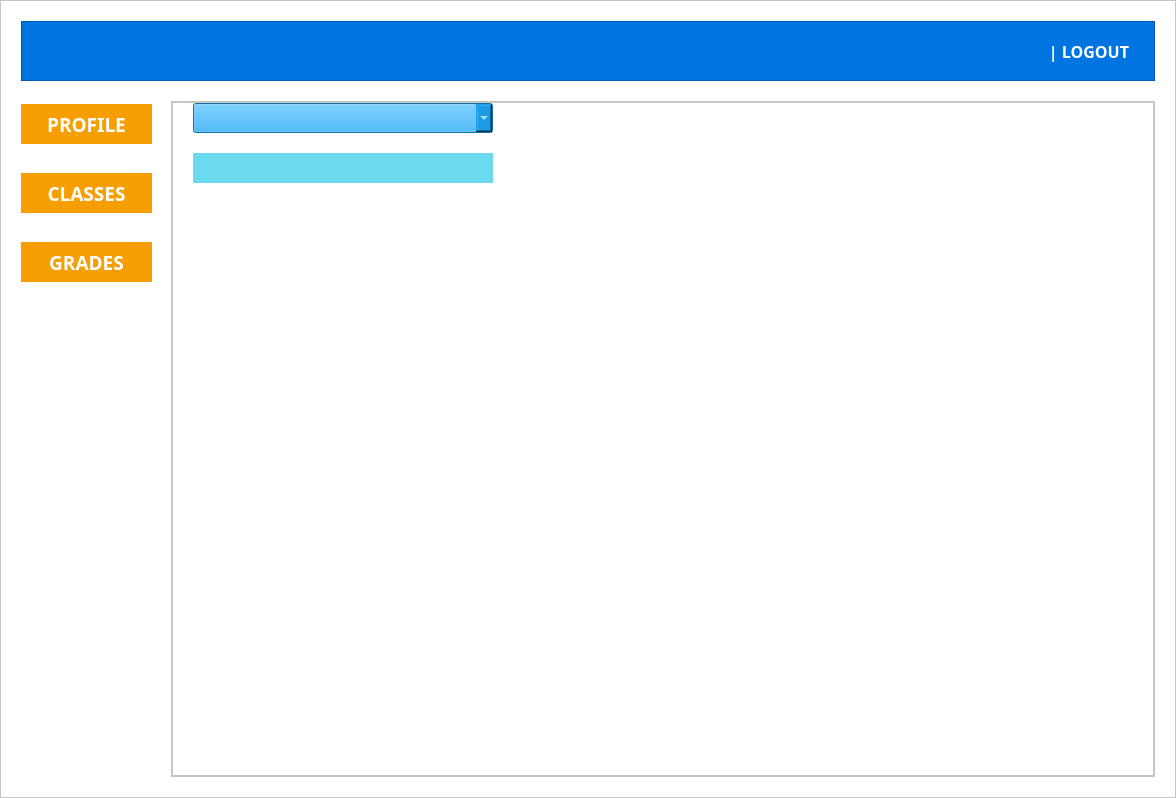
Qt form final_design.ui (kparker99/University) before a commit.
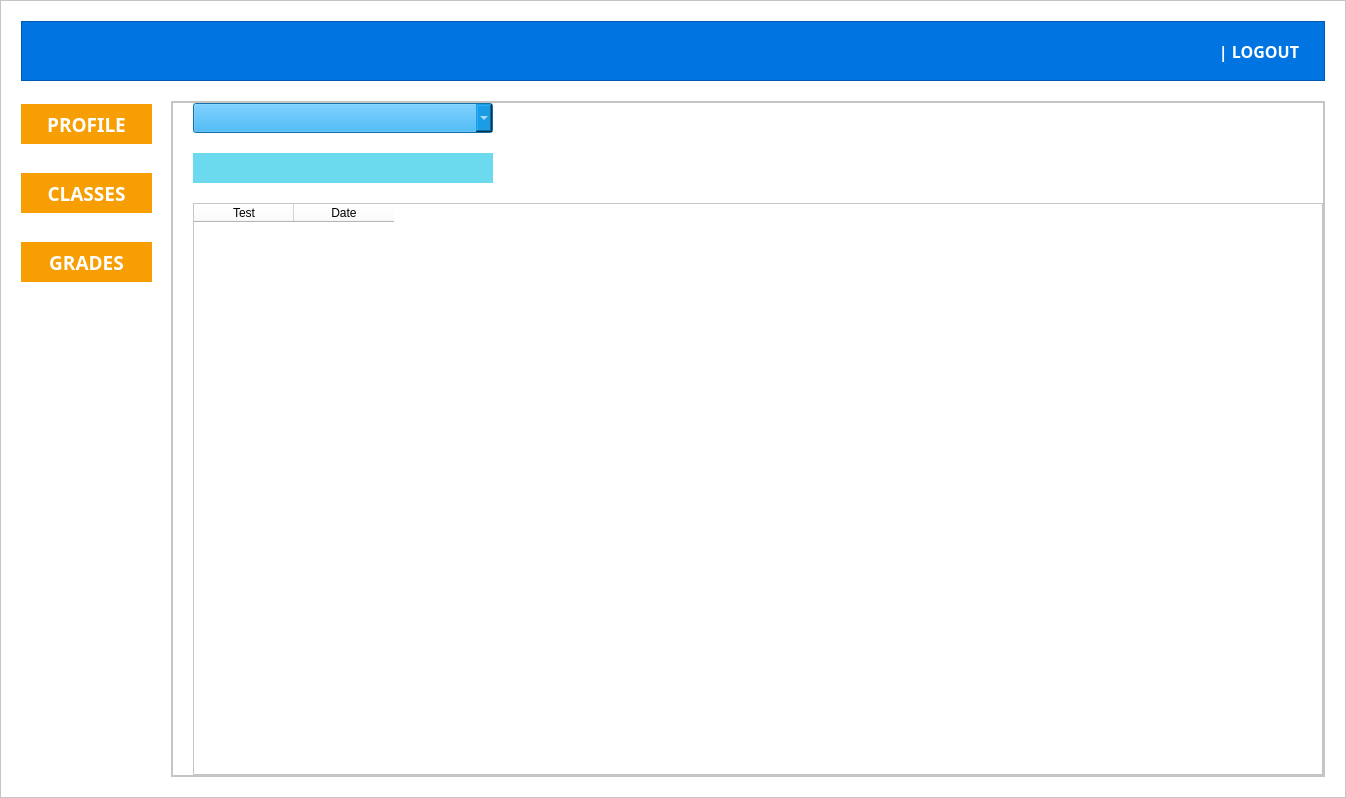
The same form after that commit. The open tabs and pages were chosen to show the change.

What changed in the file:
```diff
--- a/final_design.ui
+++ b/final_design.ui
@@ -2109,7 +2109,8 @@
                     <string notr="true">background-color: #F79E02;
 color: #ffffff;
 border-style: none;
-border: 3px solid #F79E02;</string>
+border: 3px solid #F79E02;
+outline: none;</string>
                    </property>
                    <property name="text">
                     <string>PROFILE</string>
@@ -2150,7 +2151,7 @@
 color: #ffffff;
 border-style: none;
 border: 3px solid #F79E02;
-</string>
+outline: none;</string>
                    </property>
                    <property name="text">
                     <string>CLASSES</string>
@@ -2191,7 +2192,7 @@
 color: #ffffff;
 border-style: none;
 border: 3px solid #F79E02;
-</string>
+outline: none;</string>
                    </property>
                    <property name="text">
                     <string>GRADES</string>
@@ -2232,7 +2233,7 @@
                    <string notr="true"/>
                   </property>
                   <property name="currentIndex">
-                   <number>1</number>
+                   <number>2</number>
                   </property>
                   <widget class="QWidget" name="s_profile_page">
                    <property name="minimumSize">
@@ -2676,34 +2677,59 @@
                        </property>
                        <item>
                         <widget class="QLabel" name="s_courseenroll_coursename_field">
+                         <property name="minimumSize">
+                          <size>
+                           <width>1150</width>
+                           <height>50</height>
+                          </size>
+                         </property>
+                         <property name="maximumSize">
+                          <size>
+                           <width>1150</width>
+                           <height>16777215</height>
+                          </size>
+                         </property>
                          <property name="font">
                           <font>
-                           <pointsize>14</pointsize>
+                           <family>Roboto Slab SemiBold</family>
+                           <pointsize>32</pointsize>
                            <weight>75</weight>
                            <bold>true</bold>
                           </font>
                          </property>
                          <property name="styleSheet">
-                          <string notr="true">color: rgb(57, 24, 71);</string>
+                          <string notr="true">text-transform: uppercase;
+color: #F79E02;
+border-bottom: 5px solid #F79E02;</string>
                          </property>
                          <property name="text">
                           <string>Course Name</string>
                          </property>
+                         <property name="alignment">
+                          <set>Qt::AlignCenter</set>
+                         </property>
                         </widget>
                        </item>
                        <item>
                         <layout class="QHBoxLayout" name="horizontalLayout_5">
                          <item>
                           <widget class="QLabel" name="label_2">
+                           <property name="minimumSize">
+                            <size>
+                             <width>140</width>
+                             <height>0</height>
+                            </size>
+                           </property>
                            <property name="maximumSize">
                             <size>
-                             <width>120</width>
+                             <width>140</width>
                              <height>16777215</height>
                             </size>
                            </property>
                            <property name="font">
                             <font>
-                             <pointsize>10</pointsize>
+                             <family>Roboto Slab Medium</family>
+                             <pointsize>12</pointsize>
                              <weight>75</weight>
                              <bold>true</bold>
                             </font>
@@ -2720,6 +2746,7 @@
                           <widget class="QLabel" name="s_courseenroll_credits_field">
                            <property name="font">
                             <font>
+                             <family>Montserrat</family>
                              <pointsize>10</pointsize>
                             </font>
                            </property>
@@ -2737,7 +2764,8 @@
                         <widget class="QLabel" name="label_14">
                          <property name="font">
                           <font>
-                           <pointsize>10</pointsize>
+                           <family>Roboto Slab Medium</family>
+                           <pointsize>12</pointsize>
                            <weight>75</weight>
                            <bold>true</bold>
                           </font>
@@ -2760,7 +2788,8 @@
                          </property>
                          <property name="font">
                           <font>
-                           <pointsize>10</pointsize>
+                           <family>Montserrat</family>
+                           <pointsize>14</pointsize>
                           </font>
                          </property>
                          <property name="styleSheet">
@@ -2778,12 +2807,19 @@
                         <widget class="QTableWidget" name="s_courseenroll_classes_table">
                          <property name="font">
                           <font>
-                           <family>MS Shell Dlg 2</family>
-                           <pointsize>10</pointsize>
+                           <family>Montserrat SemiBold</family>
+                           <pointsize>12</pointsize>
+                           <weight>75</weight>
+                           <bold>true</bold>
                           </font>
                          </property>
                          <property name="styleSheet">
-                          <string notr="true">color: rgb(57, 24, 71);</string>
+                          <string notr="true">QHeaderView::section {
+	font: 16pt 'Monsterrat Black';
+	color: #0074E1;
+	text-transform: uppercase;
+	height: 50px;
+}</string>
                          </property>
                          <property name="frameShape">
                           <enum>QFrame::NoFrame</enum>
@@ -2800,6 +2836,12 @@
                          <property name="rowCount">
                           <number>2</number>
                          </property>
+                         <attribute name="horizontalHeaderDefaultSectionSize">
+                          <number>225</number>
+                         </attribute>
+                         <attribute name="horizontalHeaderStretchLastSection">
+                          <bool>true</bool>
+                         </attribute>
                          <attribute name="verticalHeaderVisible">
                           <bool>false</bool>
                          </attribute>
@@ -2884,13 +2926,20 @@
                              <height>40</height>
                             </size>
                            </property>
+                           <property name="font">
+                            <font>
+                             <family>Roboto Slab</family>
+                             <pointsize>16</pointsize>
+                             <weight>75</weight>
+                             <bold>true</bold>
+                            </font>
+                           </property>
                            <property name="styleSheet">
-                            <string notr="true">font: 14pt &quot;Nunito Black&quot;;
-background-color: #F79E02;
+                            <string notr="true">background-color: #F79E02;
 color: #ffffff;
 border-style: none;
 border: 3px solid #F79E02;
-border-radius: 20px;</string>
+outline: none;</string>
                            </property>
                            <property name="text">
                             <string>ENROLL</string>
@@ -2917,13 +2966,20 @@
                              <height>40</height>
                             </size>
                            </property>
+                           <property name="font">
+                            <font>
+                             <family>Roboto Slab</family>
+                             <pointsize>16</pointsize>
+                             <weight>75</weight>
+                             <bold>true</bold>
+                            </font>
+                           </property>
                            <property name="styleSheet">
-                            <string notr="true">font: 14pt &quot;Nunito Black&quot;;
-background-color: #F79E02;
+                            <string notr="true">background-color: #F79E02;
 color: #ffffff;
 border-style: none;
 border: 3px solid #F79E02;
-border-radius: 20px;</string>
+outline: none;</string>
                            </property>
                            <property name="text">
                             <string>CLOSE</string>
@@ -3103,350 +3159,14 @@
                          </item>
                          <item>
                           <widget class="QTableWidget" name="s_classgrades_grades_table">
-                           <property name="palette">
-                            <palette>
-                             <active>
-                              <colorrole role="WindowText">
-                               <brush brushstyle="SolidPattern">
-                                <color alpha="255">
-                                 <red>0</red>
-                                 <green>0</green>
-                                 <blue>0</blue>
-                                </color>
-                               </brush>
-                              </colorrole>
-                              <colorrole role="Button">
-                               <brush brushstyle="SolidPattern">
-                                <color alpha="255">
-                                 <red>255</red>
-                                 <green>255</green>
-                                 <blue>255</blue>
-                                </color>
-                               </brush>
-                              </colorrole>
-                              <colorrole role="Text">
-                               <brush brushstyle="SolidPattern">
-                                <color alpha="255">
-                                 <red>0</red>
-                                 <green>0</green>
-                                 <blue>0</blue>
-                                </color>
-                               </brush>
-                              </colorrole>
-                              <colorrole role="ButtonText">
-                               <brush brushstyle="SolidPattern">
-                                <color alpha="255">
-                                 <red>0</red>
-                                 <green>0</green>
-                                 <blue>0</blue>
-                                </color>
-                               </brush>
-                              </colorrole>
-                              <colorrole role="Base">
-                               <brush brushstyle="SolidPattern">
-                                <color alpha="255">
-                                 <red>255</red>
-                                 <green>255</green>
-                                 <blue>255</blue>
-                                </color>
-                               </brush>
-                              </colorrole>
-                              <colorrole role="Window">
-                               <brush brushstyle="SolidPattern">
-                                <color alpha="255">
-                                 <red>255</red>
-                                 <green>255</green>
-                                 <blue>255</blue>
-                                </color>
-                               </brush>
-                              </colorrole>
-                              <colorrole role="PlaceholderText">
-                               <brush brushstyle="NoBrush">
-                                <color alpha="128">
-                                 <red>0</red>
-                                 <green>0</green>
-                                 <blue>0</blue>
-                                </color>
-                               </brush>
-                              </colorrole>
-                             </active>
-                             <inactive>
-                              <colorrole role="WindowText">
-                               <brush brushstyle="SolidPattern">
-                                <color alpha="255">
-                                 <red>0</red>
-                                 <green>0</green>
-                                 <blue>0</blue>
-                                </color>
-                               </brush>
-                              </colorrole>
-                              <colorrole role="Button">
-                               <brush brushstyle="SolidPattern">
-                                <color alpha="255">
-                                 <red>255</red>
-                                 <green>255</green>
-                                 <blue>255</blue>
-                                </color>
-                               </brush>
-                              </colorrole>
-                              <colorrole role="Text">
-                               <brush brushstyle="SolidPattern">
-                                <color alpha="255">
-                                 <red>0</red>
-                                 <green>0</green>
-                                 <blue>0</blue>
-                                </color>
-                               </brush>
-                              </colorrole>
-                              <colorrole role="ButtonText">
-                               <brush brushstyle="SolidPattern">
-                                <color alpha="255">
-                                 <red>0</red>
-                                 <green>0</green>
-                                 <blue>0</blue>
-                                </color>
-                               </brush>
-                              </colorrole>
-                              <colorrole role="Base">
-                               <brush brushstyle="SolidPattern">
-                                <color alpha="255">
-                                 <red>255</red>
-                                 <green>255</green>
-                                 <blue>255</blue>
-                                </color>
-                               </brush>
-                              </colorrole>
-                              <colorrole role="Window">
-                               <brush brushstyle="SolidPattern">
-                                <color alpha="255">
-                                 <red>255</red>
-                                 <green>255</green>
-                                 <blue>255</blue>
-                                </color>
-                               </brush>
-                              </colorrole>
-                              <colorrole role="PlaceholderText">
-                               <brush brushstyle="NoBrush">
-                                <color alpha="128">
-                                 <red>0</red>
-                                 <green>0</green>
-                                 <blue>0</blue>
-                                </color>
-                               </brush>
-                              </colorrole>
-                             </inactive>
-                             <disabled>
-                              <colorrole role="WindowText">
-                               <brush brushstyle="SolidPattern">
-                                <color alpha="255">
-                                 <red>0</red>
-                                 <green>0</green>
-                                 <blue>0</blue>
-                                </color>
-                               </brush>
-                              </colorrole>
-                              <colorrole role="Button">
-                               <brush brushstyle="SolidPattern">
-                                <color alpha="255">
-                                 <red>255</red>
-                                 <green>255</green>
-                                 <blue>255</blue>
-                                </color>
-                               </brush>
-                              </colorrole>
-                              <colorrole role="Text">
-                               <brush brushstyle="SolidPattern">
-                                <color alpha="255">
-                                 <red>0</red>
-                                 <green>0</green>
-                                 <blue>0</blue>
-                                </color>
-                               </brush>
-                              </colorrole>
-                              <colorrole role="ButtonText">
-                               <brush brushstyle="SolidPattern">
-                                <color alpha="255">
-                                 <red>0</red>
-                                 <green>0</green>
-                                 <blue>0</blue>
-                                </color>
-                               </brush>
-                              </colorrole>
-                              <colorrole role="Base">
-                               <brush brushstyle="SolidPattern">
-                                <color alpha="255">
-                                 <red>255</red>
-                                 <green>255</green>
-                                 <blue>255</blue>
-                                </color>
-                               </brush>
-                              </colorrole>
-                              <colorrole role="Window">
-                               <brush brushstyle="SolidPattern">
-                                <color alpha="255">
-                                 <red>255</red>
-                                 <green>255</green>
-                                 <blue>255</blue>
-                                </color>
-                               </brush>
-                              </colorrole>
-                              <colorrole role="PlaceholderText">
-                               <brush brushstyle="NoBrush">
-                                <color alpha="128">
-                                 <red>0</red>
-                                 <green>0</green>
-                                 <blue>0</blue>
-                                </color>
-                               </brush>
-                              </colorrole>
-                             </disabled>
-                            </palette>
-                           </property>
-                           <property name="font">
-                            <font>
-                             <family>Nunito</family>
-                             <pointsize>12</pointsize>
-                             <weight>50</weight>
-                             <italic>false</italic>
-                             <bold>false</bold>
-                            </font>
-                           </property>
-                           <property name="styleSheet">
-                            <string notr="true">QTableWidget {
-	background: #ffffff;
-	color: #000000;		
-};</string>
-                           </property>
-                           <property name="frameShape">
-                            <enum>QFrame::NoFrame</enum>
-                           </property>
-                           <property name="sizeAdjustPolicy">
-                            <enum>QAbstractScrollArea::AdjustToContents</enum>
-                           </property>
-                           <property name="editTriggers">
-                            <set>QAbstractItemView::NoEditTriggers</set>
-                           </property>
-                           <property name="showGrid">
-                            <bool>false</bool>
-                           </property>
-                           <property name="gridStyle">
-                            <enum>Qt::SolidLine</enum>
-                           </property>
-                           <property name="rowCount">
-                            <number>2</number>
-                           </property>
-                           <attribute name="horizontalHeaderVisible">
-                            <bool>false</bool>
-                           </attribute>
-                           <attribute name="horizontalHeaderCascadingSectionResizes">
-                            <bool>false</bool>
-                           </attribute>
-                           <attribute name="horizontalHeaderMinimumSectionSize">
-                            <number>50</number>
-                           </attribute>
-                           <attribute name="horizontalHeaderDefaultSectionSize">
-                            <number>200</number>
-                           </attribute>
-                           <attribute name="horizontalHeaderHighlightSections">
-                            <bool>false</bool>
-                           </attribute>
-                           <attribute name="horizontalHeaderShowSortIndicator" stdset="0">
-                            <bool>false</bool>
-                           </attribute>
-                           <attribute name="horizontalHeaderStretchLastSection">
-                            <bool>false</bool>
-                           </attribute>
-                           <attribute name="verticalHeaderVisible">
-                            <bool>false</bool>
-                           </attribute>
-                           <attribute name="verticalHeaderStretchLastSection">
-                            <bool>false</bool>
-                           </attribute>
-                           <row>
-                            <property name="text">
-                             <string>New Row</string>
-                            </property>
-                            <property name="font">
-                             <font>
-                              <family>Nunito</family>
-                              <pointsize>12</pointsize>
-                             </font>
-                            </property>
-                            <property name="background">
-                             <color>
-                              <red>255</red>
-                              <green>255</green>
-                              <blue>255</blue>
-                             </color>
-                            </property>
-                           </row>
-                           <row>
-                            <property name="text">
-                             <string>New Row</string>
-                            </property>
-                            <property name="font">
-                             <font>
-                              <family>Nunito</family>
-                              <pointsize>12</pointsize>
-                             </font>
-                            </property>
-                           </row>
                            <column>
                             <property name="text">
-                             <string>TEST DATE</string>
-                            </property>
-                            <property name="font">
-                             <font>
-                              <family>Nunito Black</family>
-                              <pointsize>12</pointsize>
-                              <weight>75</weight>
-                              <bold>true</bold>
-                             </font>
-                            </property>
-                            <property name="background">
-                             <color>
-                              <red>255</red>
-                              <green>255</green>
-                              <blue>255</blue>
-                             </color>
-                            </property>
-                            <property name="foreground">
-                             <brush brushstyle="NoBrush">
-                              <color alpha="255">
-                               <red>0</red>
-                               <green>0</green>
-                               <blue>0</blue>
-                              </color>
-                             </brush>
+                             <string>Test</string>
                             </property>
                            </column>
                            <column>
                             <property name="text">
-                             <string>GRADE</string>
-                            </property>
-                            <property name="font">
-                             <font>
-                              <family>Nunito Black</family>
-                              <pointsize>12</pointsize>
-                              <weight>75</weight>
-                              <bold>true</bold>
-                             </font>
-                            </property>
-                            <property name="background">
-                             <color>
-                              <red>255</red>
-                              <green>255</green>
-                              <blue>255</blue>
-                             </color>
-                            </property>
-                            <property name="foreground">
-                             <brush brushstyle="NoBrush">
-                              <color alpha="255">
-                               <red>0</red>
-                               <green>0</green>
-                               <blue>0</blue>
-                              </color>
-                             </brush>
+                             <string>Date</string>
                             </property>
                            </column>
                           </widget>
```
